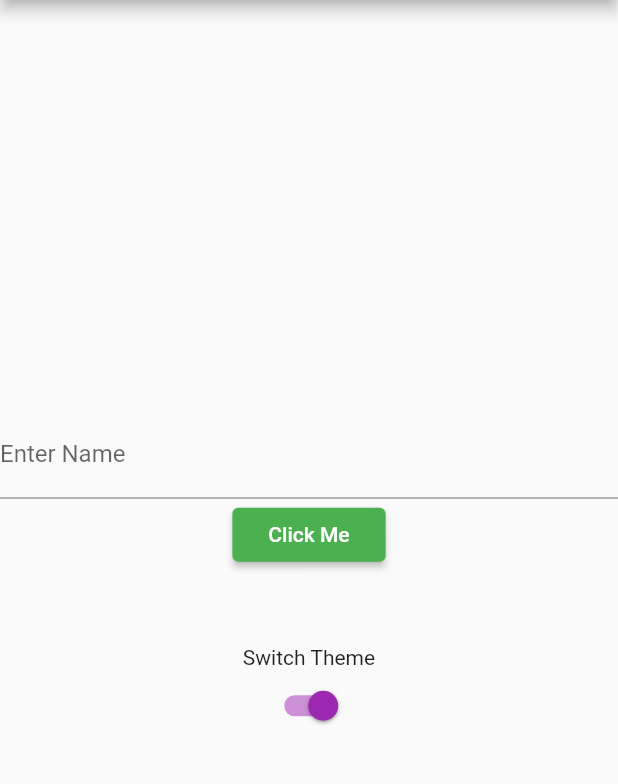
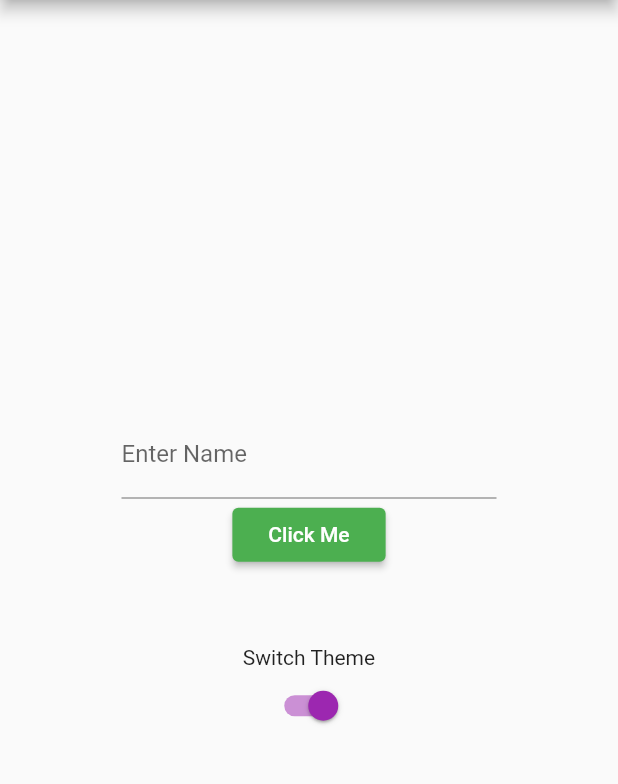
Before and after one commit to Edenik/Flutter_Dark_Light_Theme_UI, a Flutter app: the screen it shows after launch, on a phone screen of 412 x 824 dp, the part 84-868 px from its top. Run offline on Flutter 3.47's test engine with Material 2 defaults, Android fonts, the phone set to English and light mode, and no system bars; our stand-ins replace shared_preferences.

Commit message:
more ui improvements

```diff
--- a/lib/main.dart
+++ b/lib/main.dart
@@ -32,11 +32,11 @@ ThemeData _lightTheme = ThemeData(
 );
 
 ThemeData _darkTheme = ThemeData(
-  accentColor: Colors.amber[800],
+  accentColor: Colors.tealAccent,
   brightness: Brightness.dark,
-  primaryColor: Colors.amber,
+  primaryColor: Colors.tealAccent,
   buttonTheme: ButtonThemeData(
-    buttonColor: Colors.amber,
+    buttonColor: Colors.tealAccent,
     textTheme: ButtonTextTheme.primary,
   ),
 );
@@ -94,9 +94,12 @@ class _DarkLightThemeState extends State<DarkLightTheme> {
                 child: Column(
                   mainAxisAlignment: MainAxisAlignment.center,
                   children: <Widget>[
-                    TextField(
-                      decoration: InputDecoration(
-                        labelText: "Enter Name",
+                    Container(
+                      width: 250,
+                      child: TextField(
+                        decoration: InputDecoration(
+                          labelText: "Enter Name",
+                        ),
                       ),
                     ),
                     RaisedButton(
```
